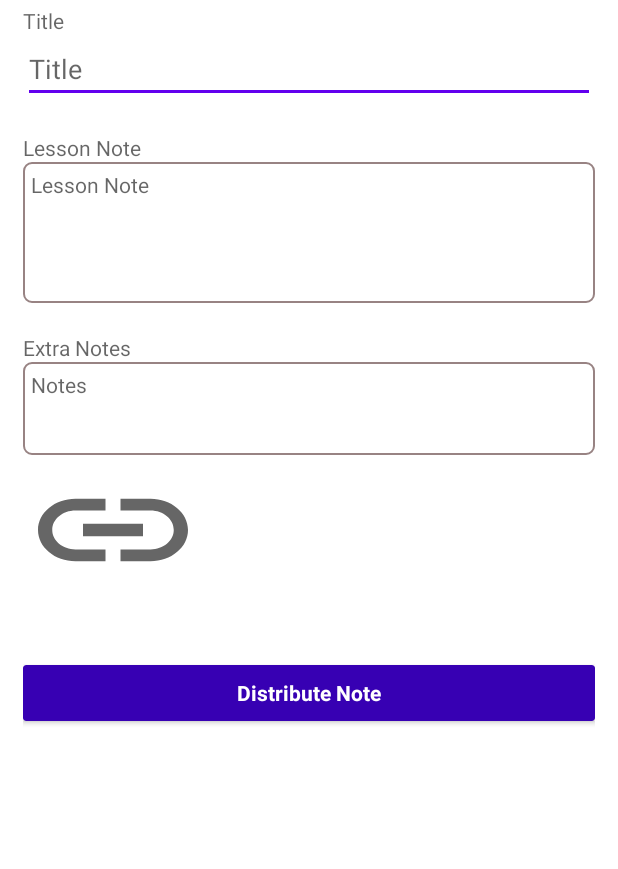
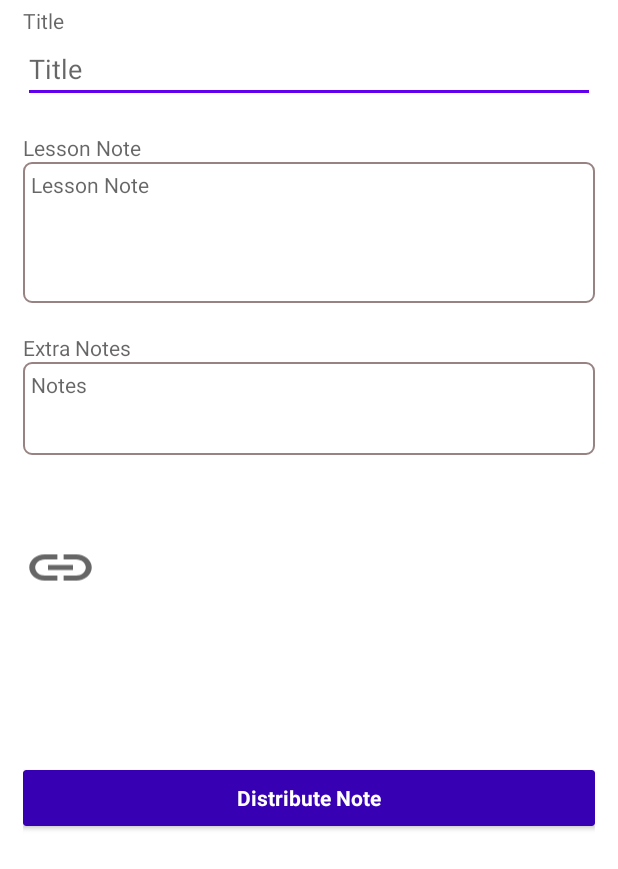
Before and after one commit to OnwukaDaniel/Mobile-Class, an Android app: the ClassMaterialUpload screen opened directly, with no data from a screen before it, on a phone screen of 412 x 824 dp. Shown: the top 869 px of the screen. Run offline under Robolectric (Android 15) with nearby library versions, the phone set to English and light mode, and no system bars; our stand-ins replace Firebase (no records; nobody signed in at launch, a user with empty details on screens opened directly); Roboto replaces fonts that are not available here.

Commit message:
Initial commit

```diff
--- a/app/src/main/AndroidManifest.xml
+++ b/app/src/main/AndroidManifest.xml
@@ -19,8 +19,8 @@
                 <category android:name="android.intent.category.LAUNCHER" />
             </intent-filter>
         </activity>
-        <activity android:name="com.iodaniel.mobileclassq.class.Classes" />
-        <activity android:name="com.iodaniel.mobileclassq.class_assignment_upload.ClassMaterialUpload" />
+        <activity android:name=".class_assignment_upload.class.Classes" />
+        <activity android:name=".class_assignment_upload.ClassMaterialUpload" />
 
         <meta-data
             android:name="preloaded_fonts"
--- a/app/src/main/java/com/iodaniel/mobileclass/SplashScreen.kt
+++ b/app/src/main/java/com/iodaniel/mobileclass/SplashScreen.kt
@@ -5,7 +5,7 @@ import android.os.Bundle
 import androidx.appcompat.app.AppCompatActivity
 import com.google.firebase.database.ktx.database
 import com.google.firebase.ktx.Firebase
-import com.iodaniel.mobileclassq.`class`.Classes
+import com.iodaniel.mobileclass.class_assignment_upload.`class`.Classes
 
 
 class SplashScreen: AppCompatActivity() {
--- a/app/src/main/java/com/iodaniel/mobileclass/class_assignment_upload/ClassMaterialUpload.kt
+++ b/app/src/main/java/com/iodaniel/mobileclass/class_assignment_upload/ClassMaterialUpload.kt
@@ -1,4 +1,4 @@
-package com.iodaniel.mobileclassq.class_assignment_upload
+package com.iodaniel.mobileclass.class_assignment_upload
 
 import android.app.Dialog
 import android.content.Intent
@@ -10,11 +10,9 @@ import com.google.android.material.snackbar.Snackbar
 import com.google.firebase.database.FirebaseDatabase
 import com.iodaniel.mobileclass.R
 import com.iodaniel.mobileclass.class_assignment_upload.ClassMaterialUploadInterface.progressBarController
-import com.iodaniel.mobileclass.class_assignment_upload.Material
-import com.iodaniel.mobileclass.class_assignment_upload.MyCourse
 import com.iodaniel.mobileclass.databinding.ActivityClassMaterialUploadBinding
 import com.iodaniel.mobileclass.databinding.ProgressBarDialogBinding
-import com.iodaniel.mobileclassq.`class`.Classes
+import com.iodaniel.mobileclass.class_assignment_upload.`class`.Classes
 import java.text.DateFormat
 import java.time.Instant
 import java.util.*
--- a/app/src/main/java/com/iodaniel/mobileclass/class_assignment_upload/class/Classes.kt
+++ b/app/src/main/java/com/iodaniel/mobileclass/class_assignment_upload/class/Classes.kt
@@ -1,4 +1,4 @@
-package com.iodaniel.mobileclassq.`class`
+package com.iodaniel.mobileclass.class_assignment_upload.`class`
 
 import android.app.Dialog
 import android.content.Intent
@@ -19,7 +19,7 @@ import com.iodaniel.mobileclass.class_assignment_upload.Material
 import com.iodaniel.mobileclass.class_assignment_upload.MyCourse
 import com.iodaniel.mobileclass.class_assignment_upload.MyCoursesAdapter
 import com.iodaniel.mobileclass.databinding.ActivityClassBinding
-import com.iodaniel.mobileclassq.class_assignment_upload.ClassMaterialUpload
+import com.iodaniel.mobileclass.class_assignment_upload.ClassMaterialUpload
 
 class Classes : AppCompatActivity(), View.OnClickListener {
 
--- a/app/src/main/res/layout/activity_class_material_upload.xml
+++ b/app/src/main/res/layout/activity_class_material_upload.xml
@@ -85,12 +85,25 @@
             android:orientation="vertical"
             app:layout_constraintTop_toBottomOf="@+id/linearLayout">
 
-            <ImageView
-                android:id="@+id/upload_link"
-                android:layout_width="wrap_content"
+            <LinearLayout
+                android:layout_width="match_parent"
                 android:layout_height="wrap_content"
-                android:src="@drawable/ic_link" />
+                android:orientation="horizontal">
 
+                <ImageView
+                    android:id="@+id/upload_link"
+                    android:layout_width="50dp"
+                    android:layout_height="50dp"
+                    android:layout_marginVertical="50dp"
+                    android:src="@drawable/ic_link" />
+
+                <ImageView
+                    android:id="@+id/upload_file"
+                    android:layout_width="150dp"
+                    android:layout_height="150dp"
+                    android:layout_marginVertical="10dp"/>
+
+            </LinearLayout>
             <androidx.cardview.widget.CardView
                 android:id="@+id/upload_button"
                 android:layout_width="match_parent"
```
